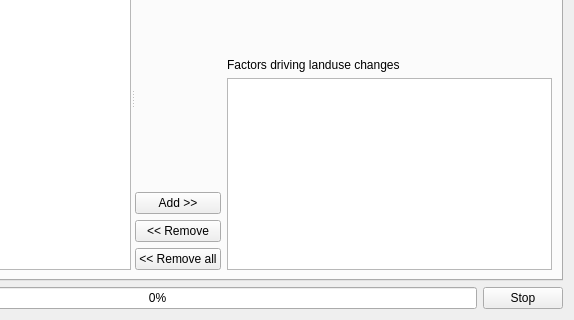
Above: ui/moluscedialogbase.ui from nextgis/qgis_molusce before the change; both pictures show x 173 to 747 and y 120 to 440 of the 747 by 440 pixel window. Below: the same form after it.
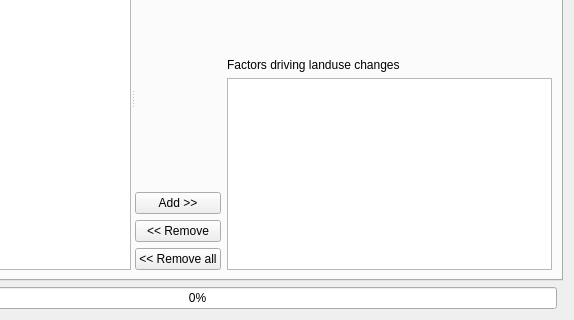
That is the form after the change. Custom widgets are drawn as their Qt base class.

Commit message: Move stopTraining button to ANN widget

```diff
--- a/ui/moluscedialogbase.ui
+++ b/ui/moluscedialogbase.ui
@@ -720,13 +720,6 @@
      </property>
     </widget>
    </item>
-   <item row="1" column="1">
-    <widget class="QPushButton" name="btnStop">
-     <property name="text">
-      <string>Stop</string>
-     </property>
-    </widget>
-   </item>
   </layout>
  </widget>
  <customwidgets>
```
The commit also changes 3 other files.
